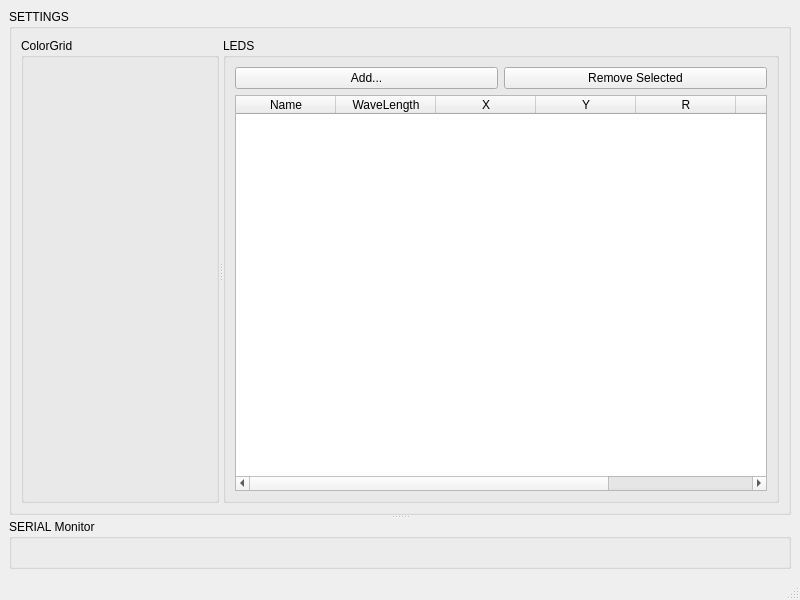
Old version of the form LEDCalibrator/mainwindow.ui in the repository FeddeVe/LedCalibrator.
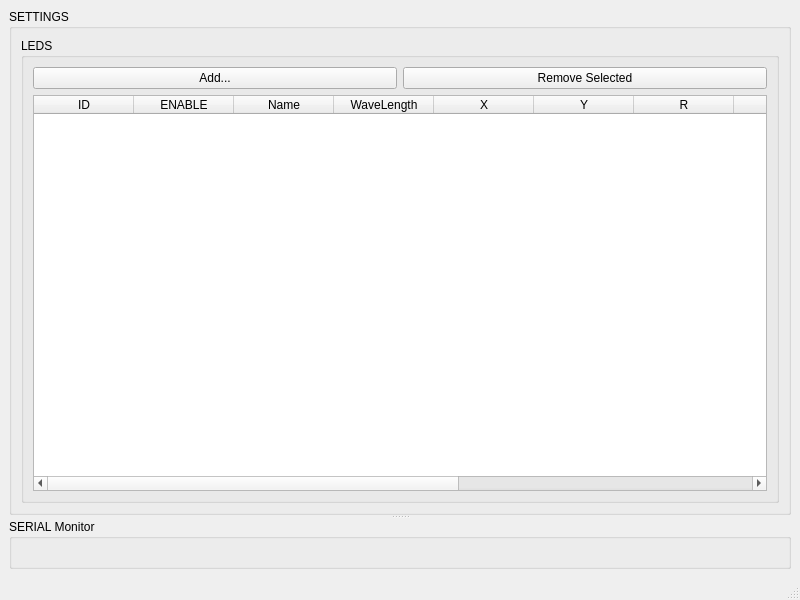
New version of the form.

What changed in the file:
```diff
--- a/LEDCalibrator/mainwindow.ui
+++ b/LEDCalibrator/mainwindow.ui
@@ -30,11 +30,6 @@
           <property name="orientation">
            <enum>Qt::Horizontal</enum>
           </property>
-          <widget class="QGroupBox" name="groupBox_2">
-           <property name="title">
-            <string>ColorGrid</string>
-           </property>
-          </widget>
           <widget class="QGroupBox" name="groupBox_4">
            <property name="title">
             <string>LEDS</string>
@@ -56,6 +51,16 @@
             </item>
             <item row="1" column="0" colspan="2">
              <widget class="QTableWidget" name="tableWidget">
+              <column>
+               <property name="text">
+                <string>ID</string>
+               </property>
+              </column>
+              <column>
+               <property name="text">
+                <string>ENABLE</string>
+               </property>
+              </column>
               <column>
                <property name="text">
                 <string>Name</string>
@@ -91,6 +96,21 @@
                 <string>B</string>
                </property>
               </column>
+              <column>
+               <property name="text">
+                <string>DISTANCE</string>
+               </property>
+              </column>
+              <column>
+               <property name="text">
+                <string>OUTPUT %</string>
+               </property>
+              </column>
+              <column>
+               <property name="text">
+                <string>OUTPUT</string>
+               </property>
+              </column>
              </widget>
             </item>
            </layout>
```
